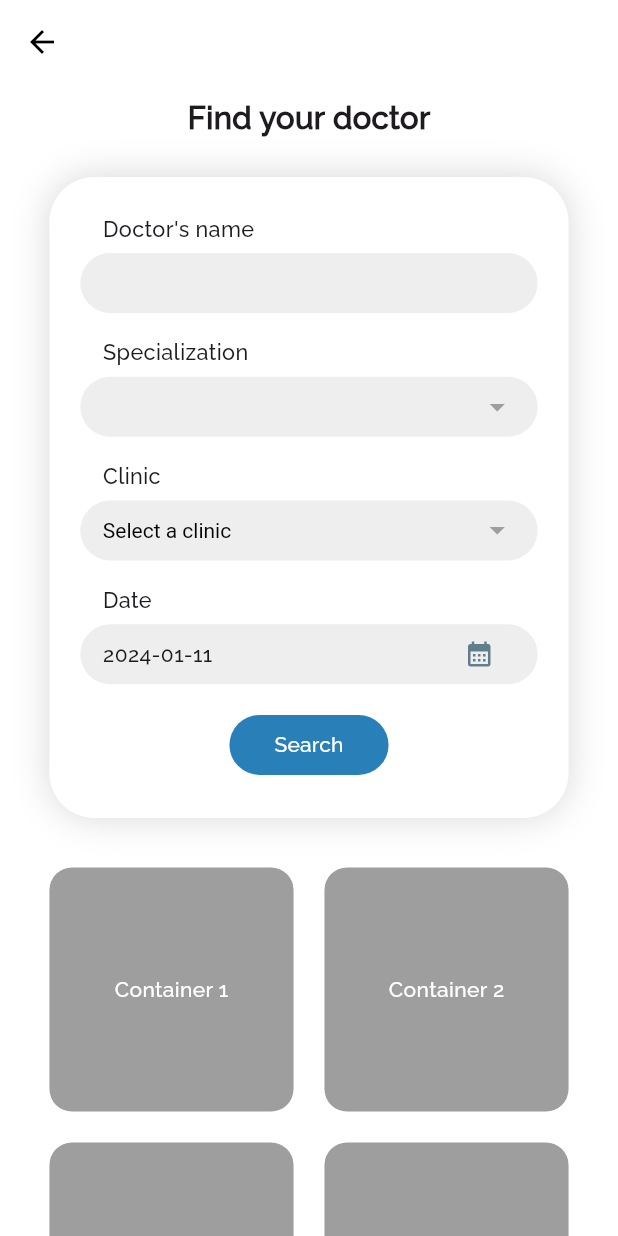
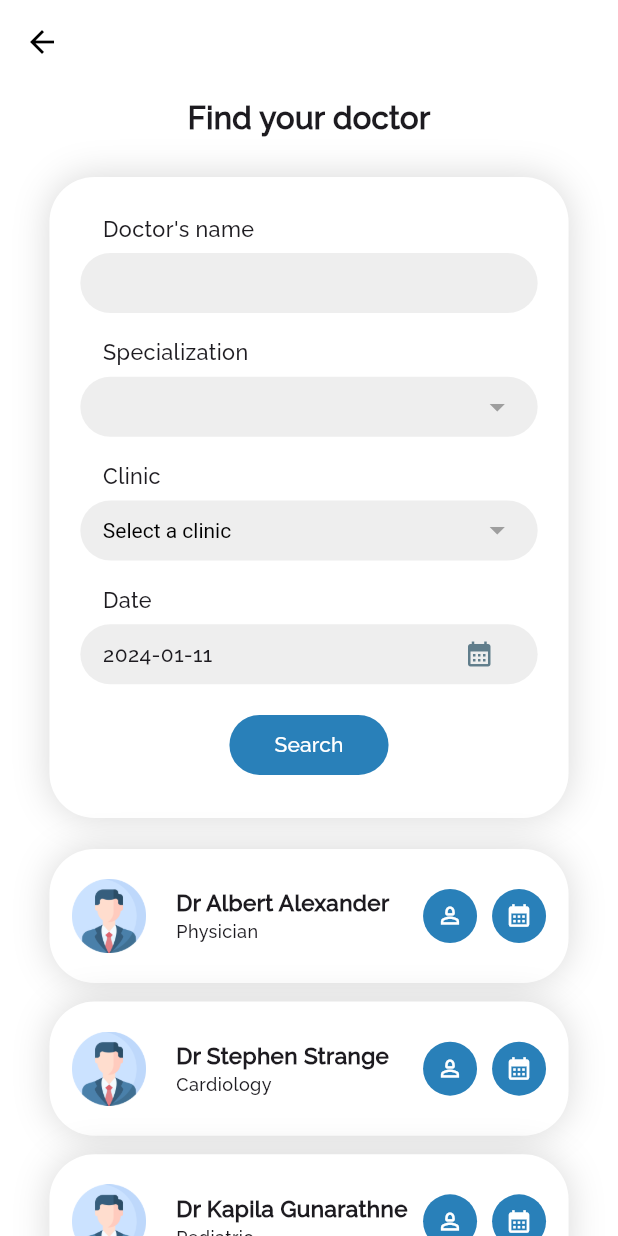
Before and after one commit to Supun-SD/MedInvent, a Flutter app: the AdvancedSearch screen opened directly with empty values, on a phone screen of 412 x 824 dp. Run offline on Flutter 3.47's test engine with Material 3 defaults, Android fonts, the phone set to English and light mode, and no system bars; our stand-ins replace google_maps_flutter, google_nav_bar, location, numberpicker, step_progress_indicator.

Commit message:
advanced search and the doctor profile

```diff
--- a/lib/features/Search/advancedSearch.dart
+++ b/lib/features/Search/advancedSearch.dart
@@ -1,4 +1,7 @@
+import 'package:MedInvent/features/Search/data/doctors.dart';
+import 'package:MedInvent/features/Search/doctorProfile.dart';
 import 'package:MedInvent/features/Search/models/categories.dart';
+import 'package:MedInvent/features/Search/models/doctor.dart';
 import 'package:flutter/material.dart';
 
 class AdvancedSearch extends StatefulWidget {
@@ -27,6 +30,7 @@ class _AdvancedSearchState extends State<AdvancedSearch> {
     'Clinic 4',
     'Clinic 5',
   ];
+
   @override
   void initState() {
     selectedSpec = widget.category;
@@ -50,6 +54,13 @@ class _AdvancedSearchState extends State<AdvancedSearch> {
     }
   }
 
+  List<Doctor> suggestedDoctors = [
+    doctors[0],
+    doctors[1],
+    doctors[2],
+    doctors[3]
+  ];
+
   @override
   Widget build(BuildContext context) {
     final double screenWidth = MediaQuery.of(context).size.width;
@@ -72,7 +83,8 @@ class _AdvancedSearchState extends State<AdvancedSearch> {
                     child: Text(
                   "Find your doctor",
                   style: TextStyle(
-                      fontWeight: FontWeight.bold, fontSize: screenWidth * 0.05),
+                      fontWeight: FontWeight.bold,
+                      fontSize: screenWidth * 0.05),
                 )),
                 SizedBox(
                   height: screenHeight * 0.03,
@@ -114,8 +126,8 @@ class _AdvancedSearchState extends State<AdvancedSearch> {
                             ),
                             focusedBorder: OutlineInputBorder(
                               borderRadius: BorderRadius.circular(50.0),
-                              borderSide:
-                                  const BorderSide(color: Colors.grey, width: 1),
+                              borderSide: const BorderSide(
+                                  color: Colors.grey, width: 1),
                             ),
                             enabledBorder: OutlineInputBorder(
                               borderRadius: BorderRadius.circular(50.0),
@@ -262,17 +274,15 @@ class _AdvancedSearchState extends State<AdvancedSearch> {
                     ],
                   ),
                 ),
-                GridView.count(
-                  shrinkWrap: true,
-                  physics: const NeverScrollableScrollPhysics(),
-                  crossAxisCount: 2,
-                  mainAxisSpacing: screenWidth * 0.05,
-                  crossAxisSpacing: screenWidth * 0.05,
-                  padding: EdgeInsets.symmetric(vertical:screenHeight * 0.04),
-                  children: List.generate(
-                    4,
-                        (index) => SuggestedDoctors(index: index)
-                  ),
+                SizedBox(
+                  height: screenHeight * 0.025,
+                ),
+                ...suggestedDoctors
+                    .map((e) =>
+                        SuggestedDoctors(doctor: e))
+                    .toList(),
+                SizedBox(
+                  height: screenHeight * 0.025,
                 ),
               ],
             ),
@@ -282,21 +292,89 @@ class _AdvancedSearchState extends State<AdvancedSearch> {
 }
 
 class SuggestedDoctors extends StatelessWidget {
-  const SuggestedDoctors({required this.index,super.key});
-  final int index;
+  const SuggestedDoctors({required this.doctor,super.key});
+  final Doctor doctor;
   @override
   Widget build(BuildContext context) {
+    final double screenWidth = MediaQuery.of(context).size.width;
+    final double screenHeight = MediaQuery.of(context).size.height;
+
     return Container(
-      decoration: BoxDecoration(
-        color: Colors.grey,
-        borderRadius: BorderRadius.circular(15.0),
-      ),
-      child: Center(
-        child: Text(
-          'Container ${index + 1}',
-          style: const TextStyle(color: Colors.white),
+        margin: EdgeInsets.only(bottom: screenHeight * 0.015),
+        padding: const EdgeInsets.symmetric(vertical: 20, horizontal: 15),
+        decoration: BoxDecoration(
+          color: Colors.white,
+          borderRadius: BorderRadius.circular(30),
+          boxShadow: [
+            BoxShadow(
+              color: Colors.grey.withOpacity(0.4),
+              blurRadius: 20,
+            ),
+          ],
         ),
-      ),
-    );
+        child: Row(
+          children: [
+            Image.asset(
+              'assets/images/pic.png',
+              width: screenWidth * 0.12,
+            ),
+            const SizedBox(
+              width: 20,
+            ),
+            Column(
+              crossAxisAlignment: CrossAxisAlignment.start,
+              children: [
+                Text(
+                  "Dr ${doctor.name}",
+                  style: const TextStyle(
+                      fontSize: 15, fontWeight: FontWeight.bold),
+                ),
+                Text(
+                  doctor.speciality.name,
+                  style: const TextStyle(
+                    fontSize: 12,
+                  ),
+                )
+              ],
+            ),
+            const Spacer(),
+            Container(
+              width: 36.0,
+              height: 36.0,
+              decoration: const BoxDecoration(
+                shape: BoxShape.circle,
+                color: Color(0xFF2980B9),
+              ),
+              child: IconButton(
+                onPressed: () {
+                  Navigator.push(
+                    context,
+                    MaterialPageRoute(builder: (context) => DoctorProfile(doctor: doctor)),
+                  );
+                },
+                icon: const Icon(Icons.person_2_outlined,
+                    color: Colors.white, size: 18),
+                padding: const EdgeInsets.all(8.0),
+              ),
+            ),
+            const SizedBox(
+              width: 10,
+            ),
+            Container(
+              width: 36.0,
+              height: 36.0,
+              decoration: const BoxDecoration(
+                shape: BoxShape.circle,
+                color: Color(0xFF2980B9),
+              ),
+              child: IconButton(
+                onPressed: () {},
+                icon: const Icon(Icons.calendar_month,
+                    color: Colors.white, size: 18),
+                padding: const EdgeInsets.all(8.0),
+              ),
+            ),
+          ],
+        ));
   }
 }
```
Also changed, not shown: lib/features/Search/doctorProfile.dart (added, +406 -0 lines).
